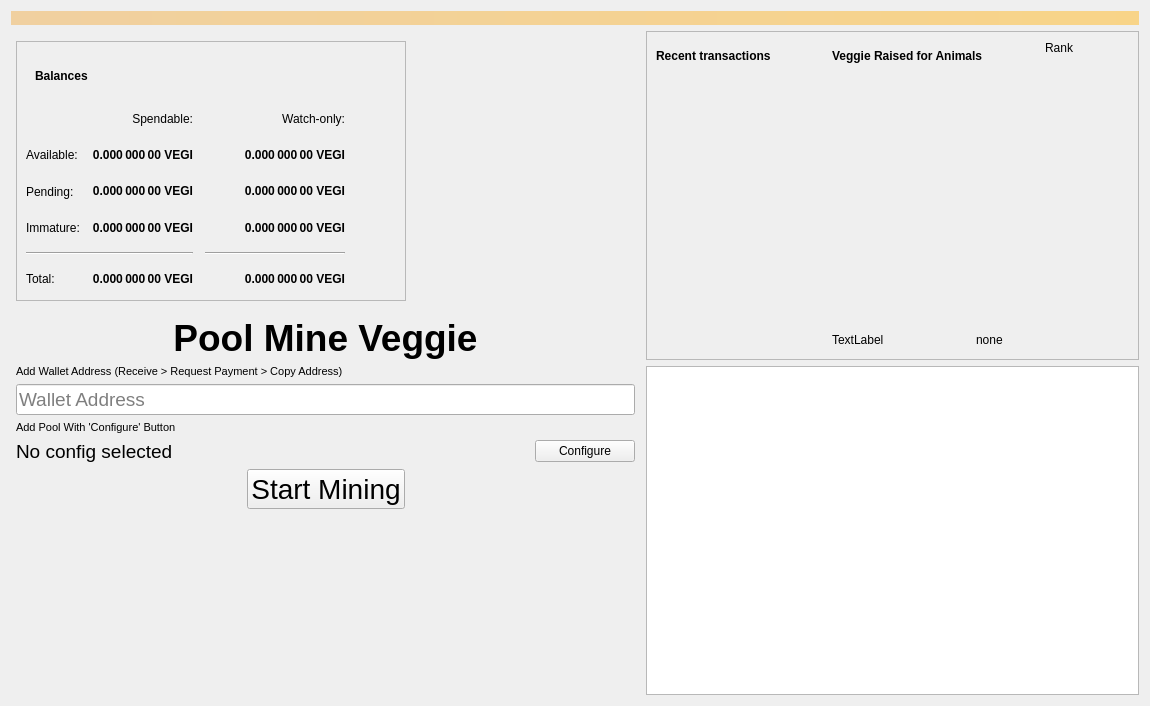
First picture: the form in src/qt/forms/overviewpage.ui, repository Oskii/Veggie, before the edit.
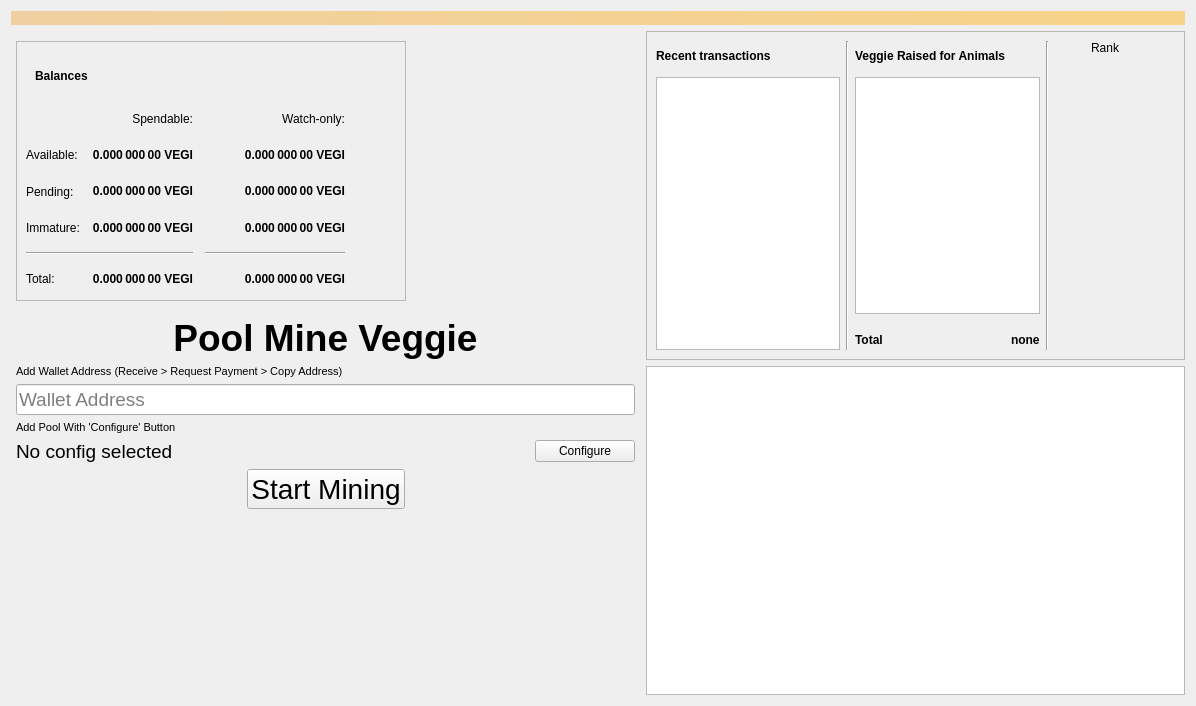
Second picture: the form after the edit. Icons and pictures are not drawn.

Commit message: Fixed logs output, added killing of CCMiner

The edit to the form file:
```diff
--- a/src/qt/forms/overviewpage.ui
+++ b/src/qt/forms/overviewpage.ui
@@ -6,7 +6,7 @@
    <rect>
     <x>0</x>
     <y>0</y>
-    <width>1150</width>
+    <width>1196</width>
     <height>706</height>
    </rect>
   </property>
@@ -863,12 +863,11 @@
                </layout>
               </item>
               <item>
-               <widget class="QListView" name="listTransactions">
-                <property name="styleSheet">
-                 <string notr="true">QListView { background: transparent; }</string>
-                </property>
-                <property name="frameShape">
-                 <enum>QFrame::NoFrame</enum>
+               <widget class="QTableView" name="tableTransactions">
+                <property name="font">
+                 <font>
+                  <pointsize>9</pointsize>
+                 </font>
                 </property>
                 <property name="verticalScrollBarPolicy">
                  <enum>Qt::ScrollBarAlwaysOff</enum>
@@ -883,6 +882,13 @@
               </item>
              </layout>
             </item>
+            <item>
+             <widget class="Line" name="line_3">
+              <property name="orientation">
+               <enum>Qt::Vertical</enum>
+              </property>
+             </widget>
+            </item>
             <item>
              <layout class="QVBoxLayout" name="verticalLayout_11">
               <property name="rightMargin">
@@ -908,9 +914,17 @@
                </widget>
               </item>
               <item>
-               <widget class="QListView" name="listRaisedForAnimals">
-                <property name="styleSheet">
-                 <string notr="true">QListView { background: transparent; }</string>
+               <widget class="QTableView" name="tableRaisedForAnimals">
+                <property name="font">
+                 <font>
+                  <pointsize>9</pointsize>
+                 </font>
+                </property>
+                <property name="verticalScrollBarPolicy">
+                 <enum>Qt::ScrollBarAlwaysOff</enum>
+                </property>
+                <property name="horizontalScrollBarPolicy">
+                 <enum>Qt::ScrollBarAlwaysOff</enum>
                 </property>
                </widget>
               </item>
@@ -920,9 +934,16 @@
                  <number>10</number>
                 </property>
                 <item>
-                 <widget class="QLabel" name="label_10">
+                 <widget class="QLabel" name="totalRaisedForAnimalsText">
+                  <property name="font">
+                   <font>
+                    <pointsize>9</pointsize>
+                    <weight>75</weight>
+                    <bold>true</bold>
+                   </font>
+                  </property>
                   <property name="text">
-                   <string>TextLabel</string>
+                   <string>Total</string>
                   </property>
                  </widget>
                 </item>
@@ -940,7 +961,14 @@
                  </spacer>
                 </item>
                 <item>
-                 <widget class="QLabel" name="lableTotal">
+                 <widget class="QLabel" name="totalRaisedForAnimalsValue">
+                  <property name="font">
+                   <font>
+                    <pointsize>9</pointsize>
+                    <weight>75</weight>
+                    <bold>true</bold>
+                   </font>
+                  </property>
                   <property name="text">
                    <string>none</string>
                   </property>
@@ -950,6 +978,13 @@
               </item>
              </layout>
             </item>
+            <item>
+             <widget class="Line" name="line_2">
+              <property name="orientation">
+               <enum>Qt::Vertical</enum>
+              </property>
+             </widget>
+            </item>
             <item>
              <layout class="QVBoxLayout" name="verticalLayout_10">
               <property name="rightMargin">
@@ -1029,7 +1064,15 @@
         </widget>
        </item>
        <item>
-        <widget class="QTextBrowser" name="logView"/>
+        <widget class="QTextBrowser" name="logView">
+         <property name="font">
+          <font>
+           <pointsize>9</pointsize>
+           <weight>75</weight>
+           <bold>true</bold>
+          </font>
+         </property>
+        </widget>
        </item>
       </layout>
      </item>
```
Left out of the diff: 3 changed lines with no effect on the pictures. The commit also changes 2 other files.
